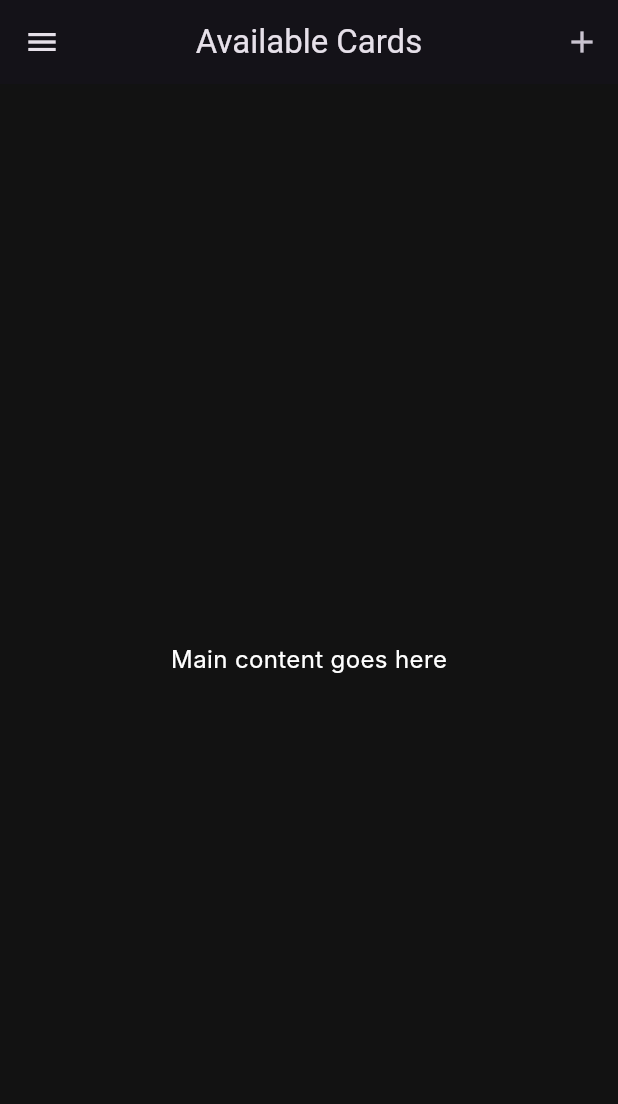
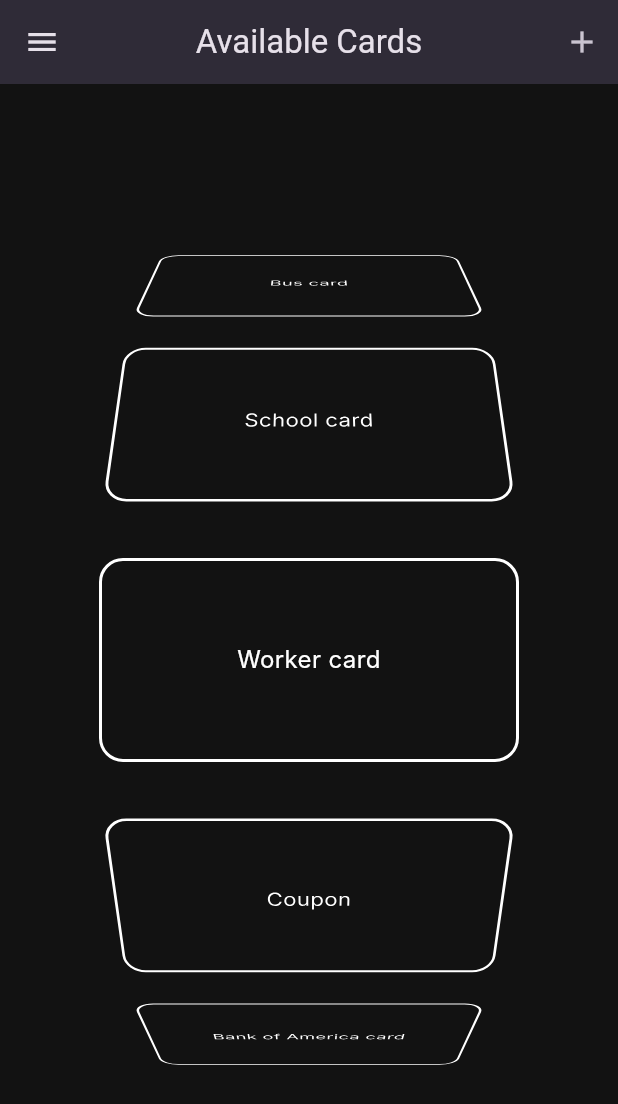
Before and after one commit to YakupAtahanov/Cardex, a Flutter app: the screen it shows after launch, on a phone screen of 412 x 824 dp. Shown: the top 1104 px of the screen. Run offline on Flutter 3.47's test engine with Material 3 defaults, Android fonts, the light colour scheme and no system bars; Roboto replaces fonts that are missing (Inter).

Commit message:
Added wheel scrolling
Added a wheel scrolling widget. Now, we can scroll through cards (cards are exemplary).

```diff
--- /dev/null
+++ b/cardex/lib/frontend/widgets/card_widget.dart
@@ -0,0 +1,31 @@
+import 'package:flutter/material.dart';
+import 'package:cardex/models/card.dart';
+import 'package:cardex/frontend/themes/text_styles.dart';
+
+class CardWidget extends StatelessWidget {
+  final String title;
+  final double height;
+
+  const CardWidget({Key? key, required this.title, required this.height})
+    : super(key: key);
+
+  @override
+  Widget build(BuildContext context) {
+    return Container(
+      width: 280, // consistent width
+      height: height,
+      margin: const EdgeInsets.symmetric(vertical: 12),
+      decoration: BoxDecoration(
+        border: Border.all(color: Colors.white, width: 2),
+        borderRadius: BorderRadius.circular(16),
+        color: Colors.transparent,
+      ),
+      alignment: Alignment.center,
+      child: Text(
+        title,
+        style: AppTextStyles.inter16White,
+        textAlign: TextAlign.center,
+      ),
+    );
+  }
+}
--- /dev/null
+++ b/cardex/lib/frontend/widgets/cards_scroll_widget.dart
@@ -0,0 +1,35 @@
+import 'package:flutter/material.dart';
+import 'package:cardex/frontend/widgets/card_widget.dart';
+
+class CardsScrollWidget extends StatelessWidget {
+  const CardsScrollWidget({super.key});
+
+  @override
+  Widget build(BuildContext context) {
+    final cards = [
+      {'title': 'Worker card', 'height': 90.0},
+      {'title': 'Coupon', 'height': 110.0},
+      {'title': 'Bank of America card', 'height': 140.0},
+      {'title': 'Bus card', 'height': 110.0},
+      {'title': 'School card', 'height': 90.0},
+    ];
+
+    return Center(
+      child: ListWheelScrollView.useDelegate(
+        itemExtent: 160,
+        diameterRatio: 1.5, // barrel curvature
+        physics: const FixedExtentScrollPhysics(),
+        perspective: 0.003,
+        childDelegate: ListWheelChildLoopingListDelegate(
+          children:
+              cards.map((card) {
+                return CardWidget(
+                  title: card['title'] as String,
+                  height: card['height'] as double,
+                );
+              }).toList(),
+        ),
+      ),
+    );
+  }
+}
--- a/cardex/lib/main.dart
+++ b/cardex/lib/main.dart
@@ -1,6 +1,8 @@
 import 'package:flutter/material.dart';
 import 'package:cardex/frontend/themes/text_styles.dart';
 import 'package:cardex/frontend/widgets/side_menu.dart';
+import 'package:cardex/frontend/widgets/card_widget.dart';
+import 'package:cardex/frontend/widgets/cards_scroll_widget.dart';
 
 void main() {
   runApp(MyApp());
@@ -53,7 +55,7 @@ class _HomeScreenState extends State<HomeScreen> {
         ],
       ),
       drawer: const SideMenu(),
-      body: const Center(child: Text("Main content goes here")),
+      body: CardsScrollWidget(),
     );
   }
 }
--- a/cardex/lib/models/Card.dart
+++ b/cardex/lib/models/Card.dart
@@ -0,0 +1,3 @@
+class Card {
+  Card();
+}
```
